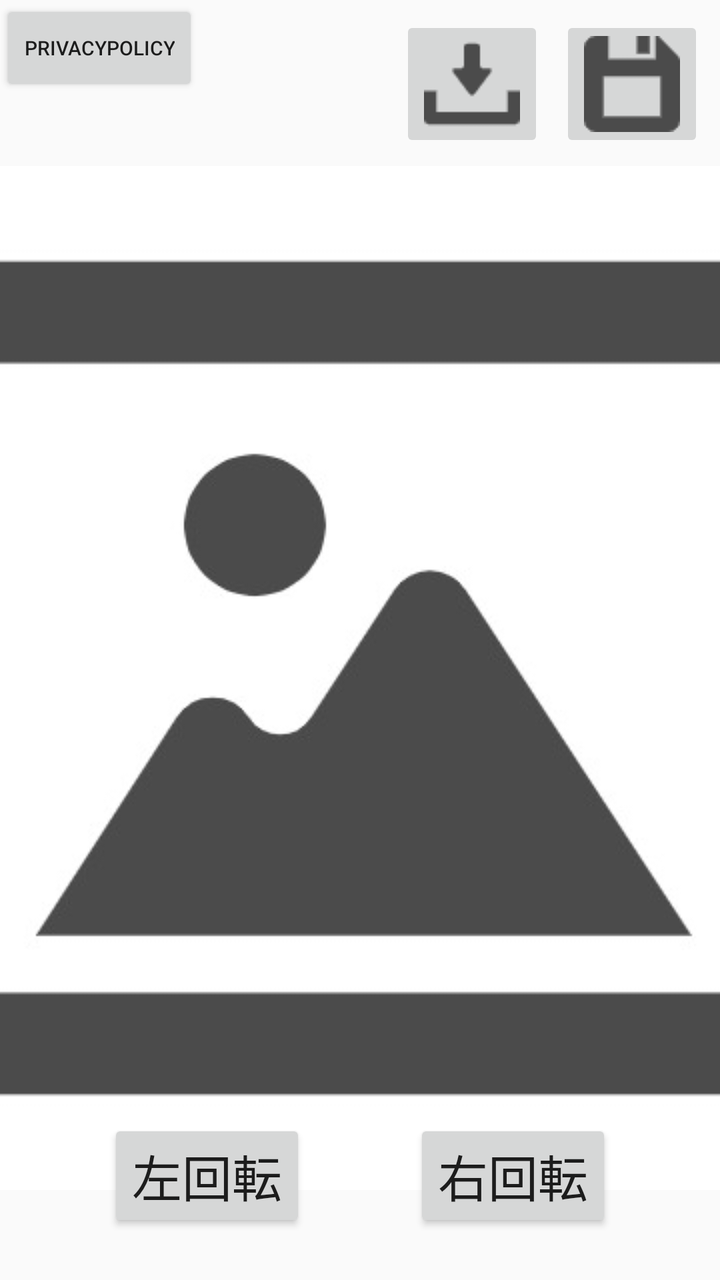
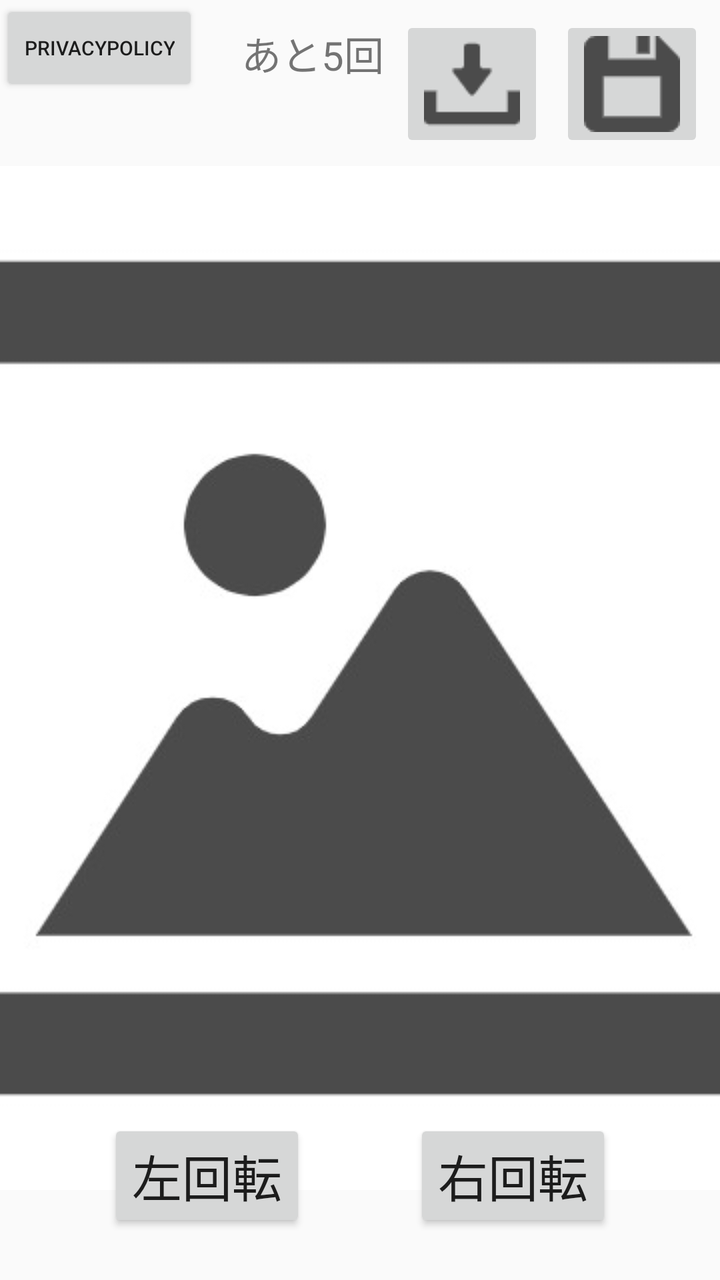

The first picture is an Android layout as it rendered before a commit; the second is the same layout after the commit. The layout source and the unified diff follow.
<!-- AndroidManifest.xml: application theme Theme.ImageRotateApplication -->
<!-- res/layout/activity_main.xml -->
<?xml version="1.0" encoding="utf-8"?>
<androidx.constraintlayout.widget.ConstraintLayout  xmlns:android="http://schemas.android.com/apk/res/android"
    xmlns:app="http://schemas.android.com/apk/res-auto"
    xmlns:tools="http://schemas.android.com/tools"
    android:layout_width="match_parent"
    android:layout_height="match_parent"
    xmlns:ads="http://schemas.android.com/apk/res-auto"
    tools:context=".MainActivity">


    <ImageView
        android:id="@+id/ResultView"
        android:layout_width="wrap_content"
        android:layout_height="wrap_content"
        android:layout_marginTop="7dp"
        android:scaleType="centerCrop"
        app:layout_constraintEnd_toEndOf="parent"
        app:layout_constraintStart_toStartOf="parent"
        app:layout_constraintTop_toBottomOf="@+id/saveButton"
        app:srcCompat="@drawable/picture_icon" />

    <ImageButton
        android:id="@+id/importButton"
        android:layout_width="wrap_content"
        android:layout_height="wrap_content"
        android:layout_marginTop="8dp"
        android:layout_marginEnd="8dp"
        android:onClick="importButton"
        android:src="@drawable/importbutton"
        app:layout_constraintEnd_toStartOf="@+id/saveButton"
        app:layout_constraintTop_toTopOf="parent" />

    <ImageButton
        android:id="@+id/saveButton"
        android:layout_width="wrap_content"
        android:layout_height="wrap_content"
        android:layout_marginTop="8dp"
        android:layout_marginEnd="8dp"
        android:onClick="saveButton"
        android:src="@drawable/savebutton"
        app:layout_constraintEnd_toEndOf="parent"
        app:layout_constraintTop_toTopOf="parent" />

    <Button
        android:id="@+id/rotateLeftButton"
        android:layout_width="wrap_content"
        android:layout_height="wrap_content"
        android:layout_marginBottom="24dp"
        android:onClick="rotateLeftButton"
        android:text="左回転"
        android:textSize="25sp"
        app:layout_constraintBottom_toBottomOf="parent"
        app:layout_constraintEnd_toStartOf="@id/rotateRightButton"
        app:layout_constraintStart_toStartOf="parent" />

    <Button
        android:id="@+id/rotateRightButton"
        android:layout_width="wrap_content"
        android:layout_height="wrap_content"
        android:layout_marginBottom="24dp"
        android:onClick="rotateRightButton"
        android:text="右回転"
        android:textSize="25sp"
        app:layout_constraintBottom_toBottomOf="parent"
        app:layout_constraintEnd_toEndOf="parent"
        app:layout_constraintStart_toEndOf="@+id/rotateLeftButton" />

    <Button
        android:id="@+id/privacyButton"
        android:layout_width="wrap_content"
        android:layout_height="wrap_content"
        android:text="privacypolicy"
        android:textSize="10sp"
        android:onClick="goPrivacyActivity"
        app:layout_constraintStart_toStartOf="parent"
        app:layout_constraintTop_toTopOf="parent" />


</androidx.constraintlayout.widget.ConstraintLayout>
<!-- resources referenced by this layout -->
<resources>
  <!-- drawable importbutton: png bitmap (drawable, 675 bytes) -->
  <!-- drawable picture_icon: jpeg bitmap (drawable, 11058 bytes) -->
  <!-- drawable savebutton: png bitmap (drawable, 595 bytes) -->
  <style name="Theme.ImageRotateApplication" parent="Theme.AppCompat.Light.NoActionBar">
          
          <item name="colorPrimary">@color/purple_500</item>
          <item name="colorPrimaryDark">@color/purple_700</item>
          <item name="colorAccent">@color/teal_200</item>
          
      </style>
  <color name="purple_500">#FF6200EE</color>
  <color name="purple_700">#FF3700B3</color>
  <color name="teal_200">#FF03DAC5</color>
</resources>

<!-- the commit's change to res/layout/activity_main.xml (unified diff, before → after) -->
@@ -75,5 +75,16 @@
         app:layout_constraintStart_toStartOf="parent"
         app:layout_constraintTop_toTopOf="parent" />
 
+    <TextView
+        android:id="@+id/textView2"
+        android:layout_width="wrap_content"
+        android:layout_height="wrap_content"
+        android:layout_marginTop="12dp"
+        android:layout_marginEnd="8dp"
+        android:text="あと5回"
+        android:textSize="20sp"
+        app:layout_constraintEnd_toStartOf="@+id/importButton"
+        app:layout_constraintTop_toTopOf="parent" />
+
 
 </androidx.constraintlayout.widget.ConstraintLayout>
